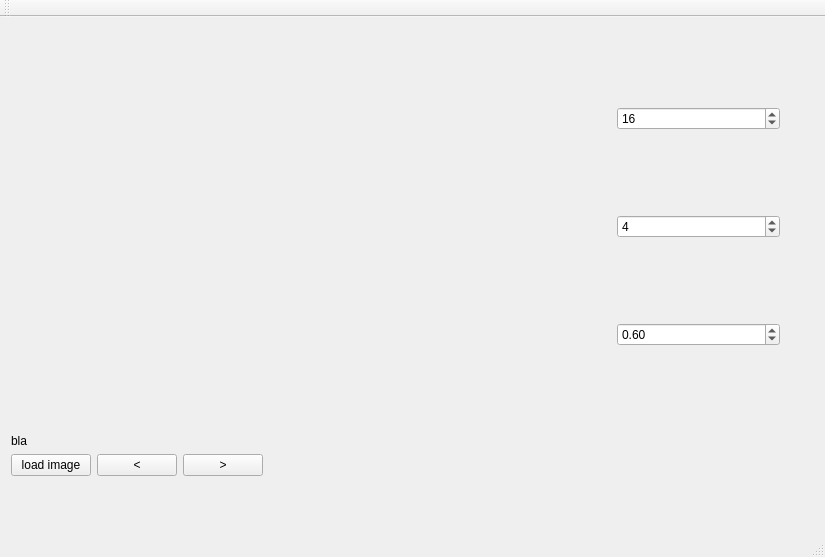
The window that mainwindow.ui (Sebu/sprs) describes before a commit, drawn with Qt 5.
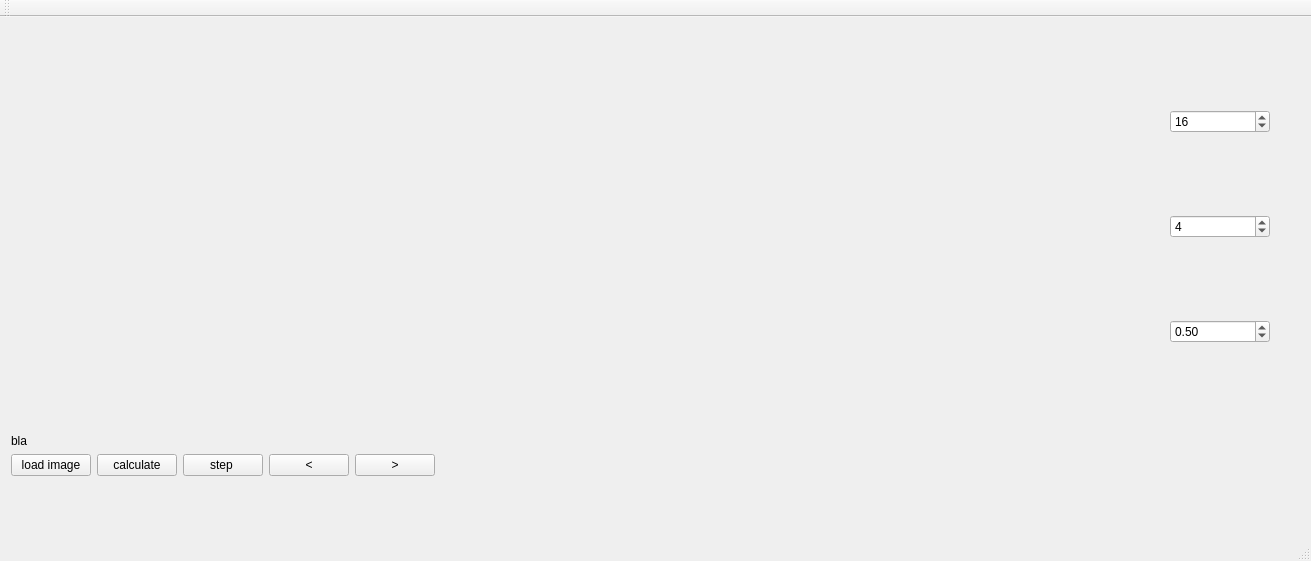
The same window after the commit.

Commit message: single patch step, reconstruction progress, unwarping, multiple match finding

Diff of the .ui file:
```diff
--- a/mainwindow.ui
+++ b/mainwindow.ui
@@ -6,17 +6,29 @@
    <rect>
     <x>0</x>
     <y>0</y>
-    <width>825</width>
-    <height>557</height>
+    <width>1311</width>
+    <height>561</height>
    </rect>
   </property>
+  <property name="sizePolicy">
+   <sizepolicy hsizetype="Minimum" vsizetype="Minimum">
+    <horstretch>0</horstretch>
+    <verstretch>0</verstretch>
+   </sizepolicy>
+  </property>
   <property name="windowTitle">
    <string>epiCenter</string>
   </property>
   <widget class="QWidget" name="centralWidget">
+   <property name="sizePolicy">
+    <sizepolicy hsizetype="Minimum" vsizetype="Minimum">
+     <horstretch>0</horstretch>
+     <verstretch>0</verstretch>
+    </sizepolicy>
+   </property>
    <property name="minimumSize">
     <size>
-     <width>825</width>
+     <width>200</width>
      <height>498</height>
     </size>
    </property>
@@ -25,39 +37,66 @@
      <rect>
       <x>0</x>
       <y>0</y>
-      <width>791</width>
+      <width>1281</width>
       <height>462</height>
      </rect>
     </property>
     <layout class="QVBoxLayout" name="verticalLayout">
      <property name="sizeConstraint">
-      <enum>QLayout::SetMinAndMaxSize</enum>
+      <enum>QLayout::SetMinimumSize</enum>
      </property>
      <item>
-      <layout class="QHBoxLayout" name="horizontalLayout_2">
+      <layout class="QHBoxLayout" name="horizontalLayout_2" stretch="0,0,0">
+       <property name="spacing">
+        <number>0</number>
+       </property>
        <property name="sizeConstraint">
-        <enum>QLayout::SetNoConstraint</enum>
+        <enum>QLayout::SetMinimumSize</enum>
        </property>
        <item>
         <widget class="QWidget" name="imageWidget" native="true">
          <property name="enabled">
           <bool>true</bool>
          </property>
+         <property name="sizePolicy">
+          <sizepolicy hsizetype="Minimum" vsizetype="Minimum">
+           <horstretch>0</horstretch>
+           <verstretch>0</verstretch>
+          </sizepolicy>
+         </property>
          <property name="minimumSize">
           <size>
-           <width>600</width>
+           <width>400</width>
            <height>400</height>
           </size>
          </property>
         </widget>
        </item>
+       <item>
+        <widget class="QWidget" name="otherWidget" native="true"/>
+       </item>
        <item>
         <layout class="QVBoxLayout" name="verticalLayout_2">
+         <property name="spacing">
+          <number>0</number>
+         </property>
          <property name="sizeConstraint">
-          <enum>QLayout::SetMinimumSize</enum>
+          <enum>QLayout::SetDefaultConstraint</enum>
          </property>
          <item>
           <widget class="QSpinBox" name="blockSpin">
+           <property name="sizePolicy">
+            <sizepolicy hsizetype="Minimum" vsizetype="Fixed">
+             <horstretch>50</horstretch>
+             <verstretch>0</verstretch>
+            </sizepolicy>
+           </property>
+           <property name="maximumSize">
+            <size>
+             <width>100</width>
+             <height>16777215</height>
+            </size>
+           </property>
            <property name="minimum">
             <number>4</number>
            </property>
@@ -68,6 +107,18 @@
          </item>
          <item>
           <widget class="QSpinBox" name="stepSpin">
+           <property name="sizePolicy">
+            <sizepolicy hsizetype="Minimum" vsizetype="Fixed">
+             <horstretch>50</horstretch>
+             <verstretch>0</verstretch>
+            </sizepolicy>
+           </property>
+           <property name="maximumSize">
+            <size>
+             <width>100</width>
+             <height>16777215</height>
+            </size>
+           </property>
            <property name="minimum">
             <number>1</number>
            </property>
@@ -81,11 +132,20 @@
          </item>
          <item>
           <widget class="QDoubleSpinBox" name="errorSpin">
+           <property name="maximumSize">
+            <size>
+             <width>100</width>
+             <height>16777215</height>
+            </size>
+           </property>
+           <property name="autoFillBackground">
+            <bool>false</bool>
+           </property>
            <property name="singleStep">
             <double>0.100000000000000</double>
            </property>
            <property name="value">
-            <double>0.600000000000000</double>
+            <double>0.500000000000000</double>
            </property>
           </widget>
          </item>
@@ -101,9 +161,9 @@
       </widget>
      </item>
      <item>
-      <layout class="QHBoxLayout" name="horizontalLayout">
+      <layout class="QHBoxLayout" name="horizontalLayout" stretch="0,0,0,0,0,0">
        <property name="sizeConstraint">
-        <enum>QLayout::SetMaximumSize</enum>
+        <enum>QLayout::SetMinimumSize</enum>
        </property>
        <item>
         <widget class="QPushButton" name="pushButton">
@@ -112,6 +172,20 @@
          </property>
         </widget>
        </item>
+       <item>
+        <widget class="QPushButton" name="calcButton">
+         <property name="text">
+          <string>calculate</string>
+         </property>
+        </widget>
+       </item>
+       <item>
+        <widget class="QPushButton" name="stepButton">
+         <property name="text">
+          <string>step </string>
+         </property>
+        </widget>
+       </item>
        <item>
         <widget class="QPushButton" name="prevButton">
          <property name="text">
```
Left out of the diff: 4 changed lines with no effect on the pictures. The commit also changes 10 other files.
